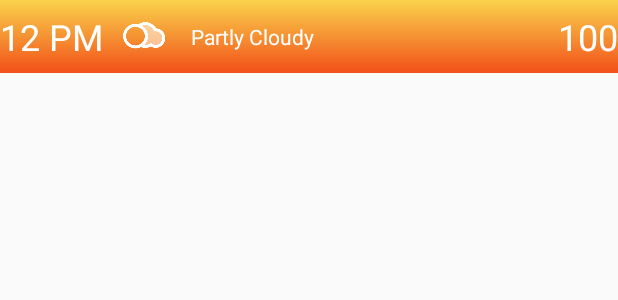
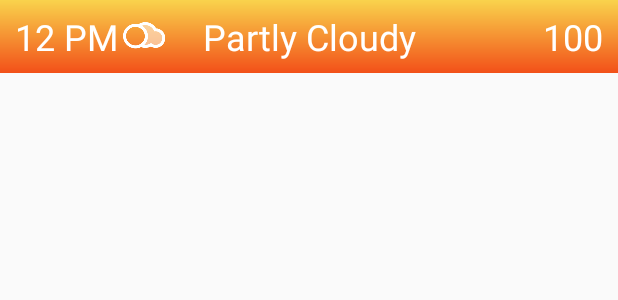
Before and after one commit to taylorwayne/stormy, an Android app: the layout hourly_list_item.xml on its own in the app's theme, with its tools: preview values and no code run, on a phone screen of 412 x 824 dp. Shown: the top 300 px of the screen. Run offline under Robolectric (Android 15) with nearby library versions, the phone set to English and light mode, and no system bars.

Commit message:
Finished HourlyView

```diff
--- a/app/src/main/java/taylorpresley/stormy/ui/HourlyForecastActivity.java
+++ b/app/src/main/java/taylorpresley/stormy/ui/HourlyForecastActivity.java
@@ -36,7 +36,7 @@ public class HourlyForecastActivity extends AppCompatActivity {
         Parcelable[] parcelables = intent.getParcelableArrayExtra(MainActivity.HOURLY_FORECAST);
         mHours = Arrays.copyOf(parcelables, parcelables.length, Hour[].class);
 
-        HourAdapter adapter = new HourAdapter(mHours);
+        HourAdapter adapter = new HourAdapter(this, mHours);
         mRecyclerView.setAdapter(adapter);
 
         RecyclerView.LayoutManager layoutManager = new LinearLayoutManager(this);
--- a/app/src/main/res/layout/hourly_list_item.xml
+++ b/app/src/main/res/layout/hourly_list_item.xml
@@ -18,7 +18,8 @@
         android:layout_alignParentStart="true"
         android:textColor="#ffffffff"
         android:textSize="24sp"
-        tools:text="12 PM"/>
+        tools:text="12 PM"
+        android:paddingLeft="10dp"/>
 
     <ImageView
         android:layout_width="wrap_content"
@@ -40,7 +41,8 @@
         android:layout_alignParentEnd="true"
         android:layout_centerVertical="true"
         android:textColor="#ffffff"
-        android:textSize="24sp"/>
+        android:textSize="24sp"
+        android:paddingRight="10dp"/>
 
     <TextView
         android:layout_width="wrap_content"
@@ -54,5 +56,6 @@
         android:paddingLeft="15dp"
         android:paddingRight="15dp"
         tools:text="Partly Cloudy"
-        />
+        android:textSize="24sp"
+        android:layout_marginLeft="8dp"/>
 </RelativeLayout>
```
Also changed, not shown: app/src/main/java/taylorpresley/stormy/adapters/HourAdapter.java (+22 -2 lines), app/src/main/java/taylorpresley/stormy/ui/DailyForecastActivity.java (+32 -2 lines).
